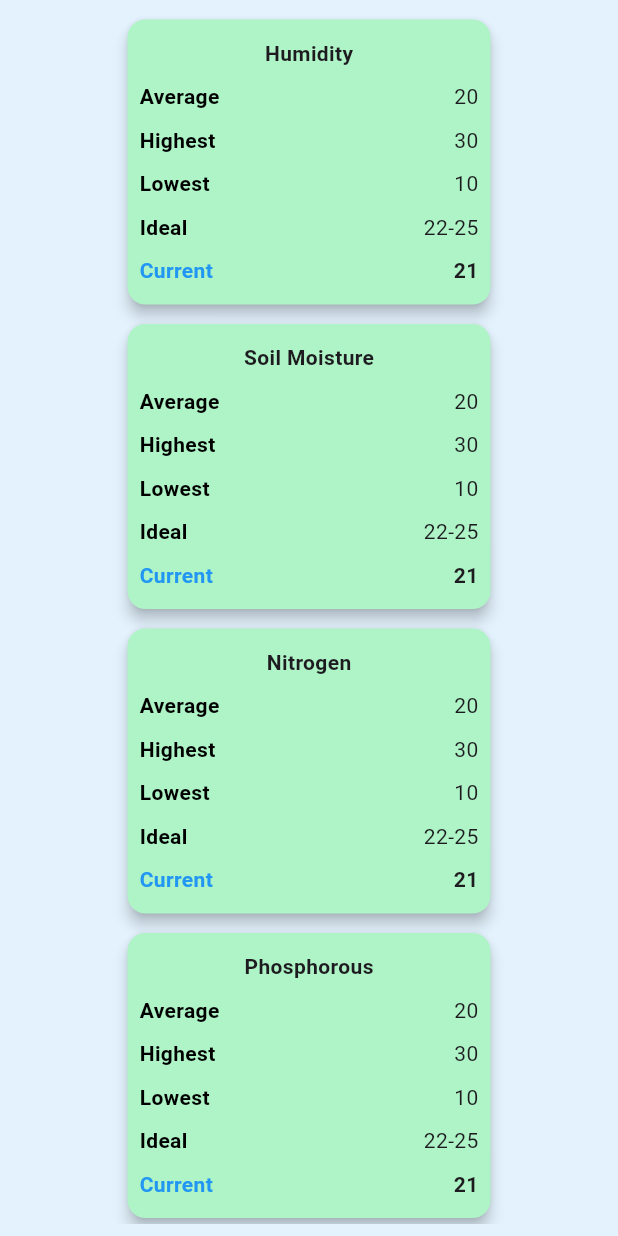
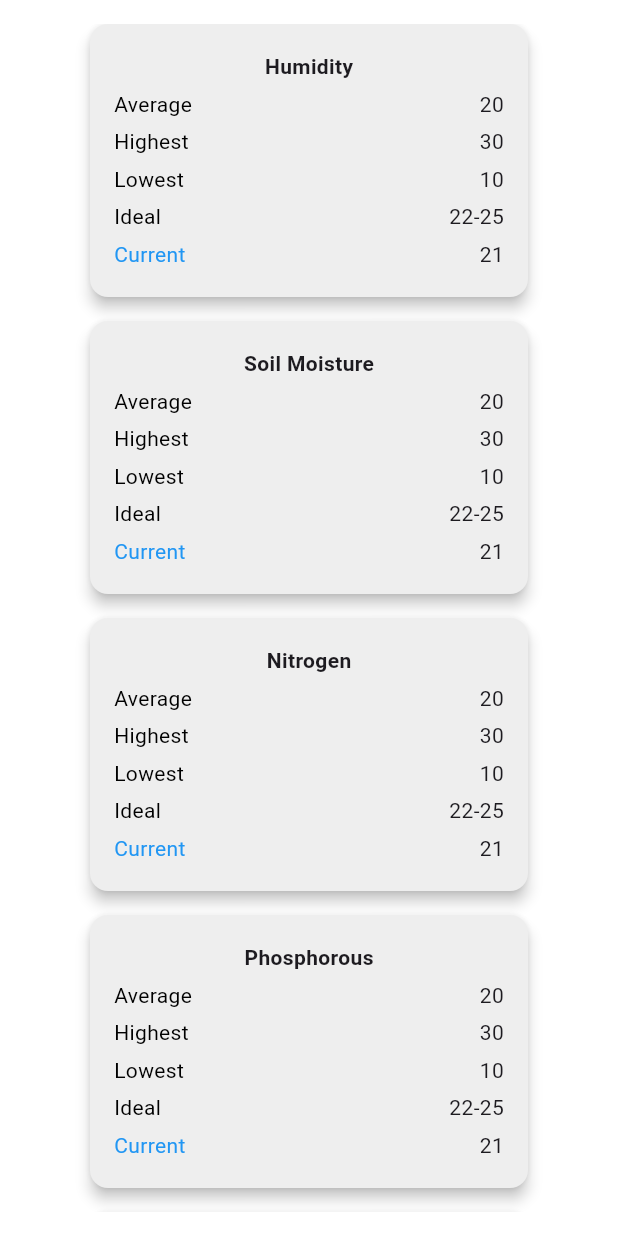
Before and after one commit to Project-School-2226/plant-guard-1.0, a Flutter app: the DetailedInsights screen opened directly, scrolled down 202 dp, on a phone screen of 412 x 824 dp. Run offline on Flutter 3.47's test engine with Material 3 defaults, Android fonts, the light colour scheme and no system bars; our stand-ins replace chat_bubbles, flutter_dotenv, google_nav_bar.

Commit message:
updated detailed insights

```diff
--- a/frontend/lib/pages/chat_page.dart
+++ b/frontend/lib/pages/chat_page.dart
@@ -3,7 +3,6 @@
 import 'dart:convert';
 import 'package:chat_bubbles/bubbles/bubble_normal.dart';
 import 'package:flutter/material.dart';
-import 'package:flutter_dotenv/flutter_dotenv.dart';
 import 'package:http/http.dart' as http;
 import 'package:plant_guard/Models/message.dart';
 
@@ -28,10 +27,10 @@ class _ChatScreenState extends State<ChatScreen> {
     "How often should I water my plant?",
     "What are the signs of overwatering?",
     "How to deal with pests on plants?",
-    "Best fertilizer for indoor plants?",
     "How much sunlight does my plant need?",
     "When is the best time to repot?",
     "How to prune my plant correctly?",
+    "How to prevent yellow leaves?",
     "What are common plant diseases?",
     "Tips for growing plants in low light?",
     "How to propagate my plant?",
@@ -53,6 +52,7 @@ class _ChatScreenState extends State<ChatScreen> {
     "How to care for plants in humid weather?",
     "How to care for plants in dry weather?",
     "How to care for plants in windy weather?",
+
   ];
   List<String> selectedQuickChatOptions = [];
   @override
@@ -76,7 +76,7 @@ class _ChatScreenState extends State<ChatScreen> {
         duration: const Duration(seconds: 1), curve: Curves.easeOut);
     try {
       var res = await http.post(
-          Uri.parse("https://f328-49-206-32-203.ngrok-free.app/query"),
+          Uri.parse("https://a938-183-82-97-138.ngrok-free.app/query"),
           headers: {
             "Content-Type": "application/json",
           },
@@ -140,7 +140,7 @@ class _ChatScreenState extends State<ChatScreen> {
         scrollController.animateTo(0.0,
             duration: const Duration(seconds: 1), curve: Curves.easeOut);
         var res = await http.post(
-            Uri.parse("https://f328-49-206-32-203.ngrok-free.app/query"),
+            Uri.parse("https://a938-183-82-97-138.ngrok-free.app/query"),
             headers: {
               "Content-Type": "application/json",
             },
--- a/frontend/lib/pages/detailed_insights_page.dart
+++ b/frontend/lib/pages/detailed_insights_page.dart
@@ -14,25 +14,25 @@ class _DetailedInsightsState extends State<DetailedInsights> {
     'Soil Moisture',
     'Nitrogen',
     'Phosphorous',
-    'Potasium',
+    'Potassium',
   ];
+
   @override
   Widget build(BuildContext context) {
     return Scaffold(
-      backgroundColor: Colors.blue[50],
+      backgroundColor: Colors.white,
       body: Padding(
-        padding: const EdgeInsets.all(8.0),
+        padding: const EdgeInsets.all(16.0),
         child: GridView.count(
           crossAxisCount: 1,
-          crossAxisSpacing: 5,
-          mainAxisSpacing: 5,
+          crossAxisSpacing: 8,
+          mainAxisSpacing: 8,
           childAspectRatio: 2,
-          children: List.generate(5, (index) {
-            // Assuming 5 attributes for demonstration
+          children: List.generate(attributes.length, (index) {
             return Center(
               // Center to align the container
               child: SizedBox(
-                width: 250, // Adjust the width as needed
+                width: 300, // Adjust the width as needed
                 child: StatCard(attribute: attributes[index]),
               ),
             );
@@ -52,18 +52,18 @@ class StatCard extends StatelessWidget {
   Widget build(BuildContext context) {
     return Card(
       elevation: 4,
-      color: Color.fromARGB(255, 174, 244, 198),
+      color: Colors.grey[200],
       child: Padding(
-        padding: const EdgeInsets.all(8.0),
+        padding: const EdgeInsets.all(16.0),
         child: Column(
           mainAxisAlignment: MainAxisAlignment.spaceAround,
           children: [
             Text(attribute, style: TextStyle(fontWeight: FontWeight.bold)),
             const StatLine(label: 'Average', value: '20'),
-            StatLine(label: 'Highest', value: '30'),
-            StatLine(label: 'Lowest', value: '10'),
-            StatLine(label: 'Ideal', value: '22-25'),
-            StatLine(label: 'Current', value: '21', isCurrent: true),
+            const StatLine(label: 'Highest', value: '30'),
+            const StatLine(label: 'Lowest', value: '10'),
+            const StatLine(label: 'Ideal', value: '22-25'),
+            const StatLine(label: 'Current', value: '21', isCurrent: true),
           ],
         ),
       ),
@@ -89,12 +89,8 @@ class StatLine extends StatelessWidget {
       mainAxisAlignment: MainAxisAlignment.spaceBetween,
       children: [
         Text(label,
-            style: TextStyle(
-                color: isCurrent ? Colors.blue : Colors.black,
-                fontWeight: FontWeight.bold)),
-        Text(value,
-            style: TextStyle(
-                fontWeight: isCurrent ? FontWeight.bold : FontWeight.normal)),
+            style: TextStyle(color: isCurrent ? Colors.blue : Colors.black)),
+        Text(value),
       ],
     );
   }
```
